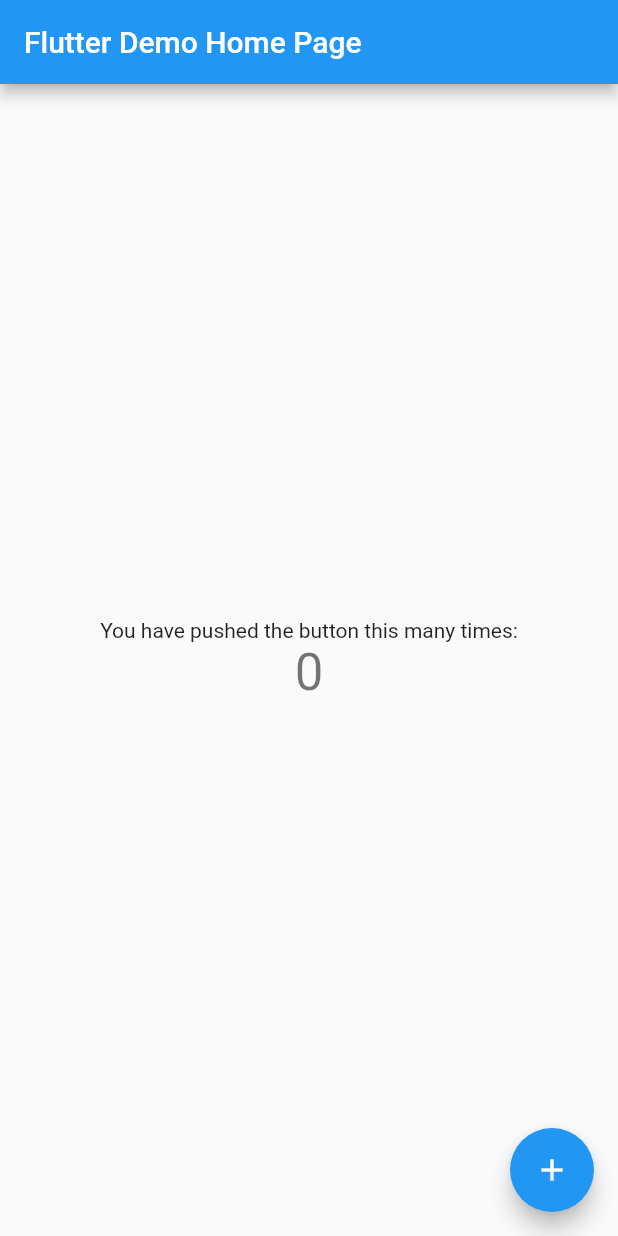
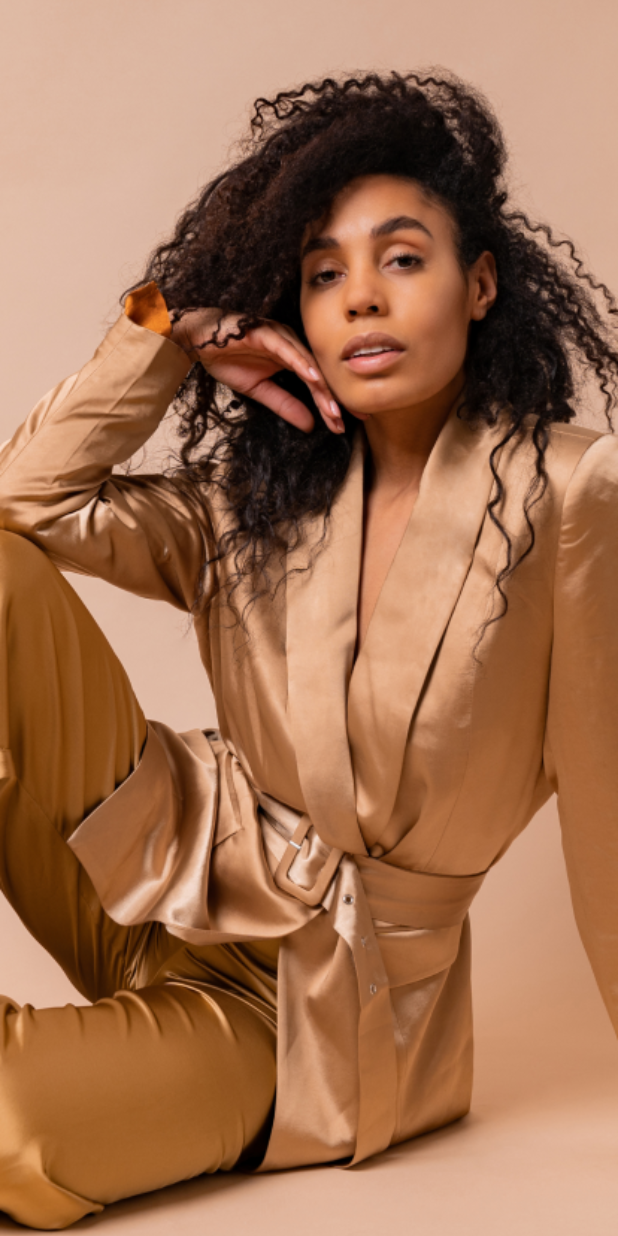
Before and after one commit to horla327/Iyenova-, a Flutter app: the screen it shows after launch, on a phone screen of 412 x 824 dp. Run offline on Flutter 3.47's test engine with Material 2 defaults, Android fonts, the phone set to English and light mode, and no system bars.

Commit message:
Second commit

```diff
--- a/lib/main.dart
+++ b/lib/main.dart
@@ -1,4 +1,7 @@
+// ignore_for_file: prefer_const_constructors
+
 import 'package:flutter/material.dart';
+import 'package:iyenova/screens/onboardingscreen1.dart';
 
 void main() {
   runApp(const MyApp());
@@ -10,106 +13,8 @@
   // This widget is the root of your application.
   @override
   Widget build(BuildContext context) {
-    return MaterialApp(
-      title: 'Flutter Demo',
-      theme: ThemeData(
-        // This is the theme of your application.
-        //
-        // Try running your application with "flutter run". You'll see the
-        // application has a blue toolbar. Then, without quitting the app, try
-        // changing the primarySwatch below to Colors.green and then invoke
-        // "hot reload" (press "r" in the console where you ran "flutter run",
-        // or simply save your changes to "hot reload" in a Flutter IDE).
-        // Notice that the counter didn't reset back to zero; the application
-        // is not restarted.
-        primarySwatch: Colors.blue,
-      ),
-      home: const MyHomePage(title: 'Flutter Demo Home Page'),
-    );
+    return MaterialApp(initialRoute: OnboardingScreenOne.id, routes: {
+      OnboardingScreenOne.id: (context) => OnboardingScreenOne(),
+    });
   }
 }
-
-class MyHomePage extends StatefulWidget {
-  const MyHomePage({Key? key, required this.title}) : super(key: key);
-
-  // This widget is the home page of your application. It is stateful, meaning
-  // that it has a State object (defined below) that contains fields that affect
-  // how it looks.
-
-  // This class is the configuration for the state. It holds the values (in this
-  // case the title) provided by the parent (in this case the App widget) and
-  // used by the build method of the State. Fields in a Widget subclass are
-  // always marked "final".
-
-  final String title;
-
-  @override
-  State<MyHomePage> createState() => _MyHomePageState();
-}
-
-class _MyHomePageState extends State<MyHomePage> {
-  int _counter = 0;
-
-  void _incrementCounter() {
-    setState(() {
-      // This call to setState tells the Flutter framework that something has
-      // changed in this State, which causes it to rerun the build method below
-      // so that the display can reflect the updated values. If we changed
-      // _counter without calling setState(), then the build method would not be
-      // called again, and so nothing would appear to happen.
-      _counter++;
-    });
-  }
-
-  @override
-  Widget build(BuildContext context) {
-    // This method is rerun every time setState is called, for instance as done
-    // by the _incrementCounter method above.
-    //
-    // The Flutter framework has been optimized to make rerunning build methods
-    // fast, so that you can just rebuild anything that needs updating rather
-    // than having to individually change instances of widgets.
-    return Scaffold(
-      appBar: AppBar(
-        // Here we take the value from the MyHomePage object that was created by
-        // the App.build method, and use it to set our appbar title.
-        title: Text(widget.title),
-      ),
-      body: Center(
-        // Center is a layout widget. It takes a single child and positions it
-        // in the middle of the parent.
-        child: Column(
-          // Column is also a layout widget. It takes a list of children and
-          // arranges them vertically. By default, it sizes itself to fit its
-          // children horizontally, and tries to be as tall as its parent.
-          //
-          // Invoke "debug painting" (press "p" in the console, choose the
-          // "Toggle Debug Paint" action from the Flutter Inspector in Android
-          // Studio, or the "Toggle Debug Paint" command in Visual Studio Code)
-          // to see the wireframe for each widget.
-          //
-          // Column has various properties to control how it sizes itself and
-          // how it positions its children. Here we use mainAxisAlignment to
-          // center the children vertically; the main axis here is the vertical
-          // axis because Columns are vertical (the cross axis would be
-          // horizontal).
-          mainAxisAlignment: MainAxisAlignment.center,
-          children: <Widget>[
-            const Text(
-              'You have pushed the button this many times:',
-            ),
-            Text(
-              '$_counter',
-              style: Theme.of(context).textTheme.headline4,
-            ),
-          ],
-        ),
-      ),
-      floatingActionButton: FloatingActionButton(
-        onPressed: _incrementCounter,
-        tooltip: 'Increment',
-        child: const Icon(Icons.add),
-      ), // This trailing comma makes auto-formatting nicer for build methods.
-    );
-  }
-}
--- /dev/null
+++ b/lib/screens/onboardingscreen1.dart
@@ -0,0 +1,22 @@
+// ignore_for_file: prefer_const_constructors
+
+import 'package:flutter/material.dart';
+
+class OnboardingScreenOne extends StatelessWidget {
+  static const String id = "Onboarding_Screen_One";
+  const OnboardingScreenOne({Key? key}) : super(key: key);
+
+  @override
+  Widget build(BuildContext context) {
+    return Scaffold(
+      body: Container(
+        decoration: BoxDecoration(
+          image: DecorationImage(
+            image: AssetImage("assets/images/onboarding_1.png"),
+            fit: BoxFit.cover,
+          ),
+        ),
+      ),
+    );
+  }
+}
```
Also changed, not shown: pubspec.yaml (+5 -6 lines), assets/icons/logo.svg (added), assets/images/onboarding_1.png (added), assets/images/onboarding_2.png (added), assets/images/onboarding_3.png (added), pubspec.lock.
